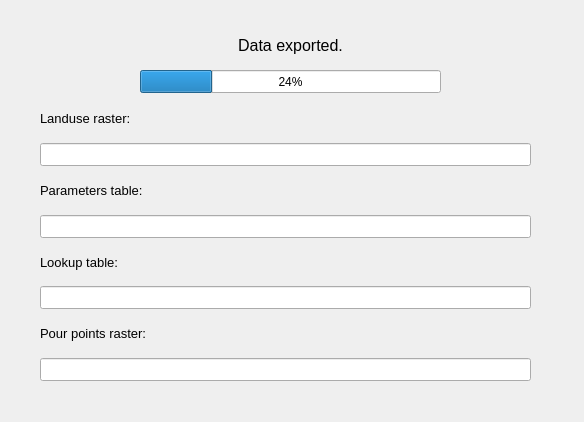
Qt form ui/exported_dialog.ui (JanCaha/Erosion-Data-Preparation-Plugin) before a commit.
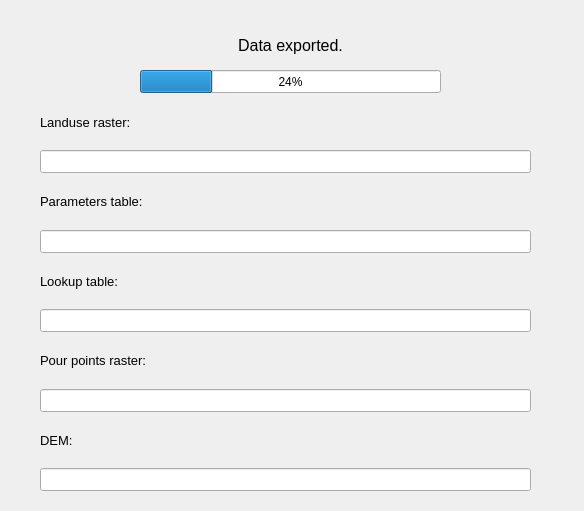
The same form after that commit.

Commit message: add dem path

Diff of the .ui file:
```diff
--- a/ui/exported_dialog.ui
+++ b/ui/exported_dialog.ui
@@ -7,7 +7,7 @@
     <x>0</x>
     <y>0</y>
     <width>584</width>
-    <height>422</height>
+    <height>511</height>
    </rect>
   </property>
   <property name="windowTitle">
@@ -40,7 +40,7 @@
      <x>40</x>
      <y>100</y>
      <width>491</width>
-     <height>281</height>
+     <height>391</height>
     </rect>
    </property>
    <layout class="QVBoxLayout" name="verticalLayout">
@@ -152,6 +152,33 @@
       </property>
      </widget>
     </item>
+    <item>
+     <widget class="QLabel" name="label_dem">
+      <property name="font">
+       <font>
+        <pointsize>10</pointsize>
+       </font>
+      </property>
+      <property name="text">
+       <string>DEM: </string>
+      </property>
+     </widget>
+    </item>
+    <item>
+     <widget class="QLineEdit" name="lineEdit_dem">
+      <property name="font">
+       <font>
+        <pointsize>10</pointsize>
+       </font>
+      </property>
+      <property name="text">
+       <string/>
+      </property>
+      <property name="readOnly">
+       <bool>true</bool>
+      </property>
+     </widget>
+    </item>
    </layout>
   </widget>
   <widget class="QProgressBar" name="progressBar">
```
The commit also changes 1 other file.
